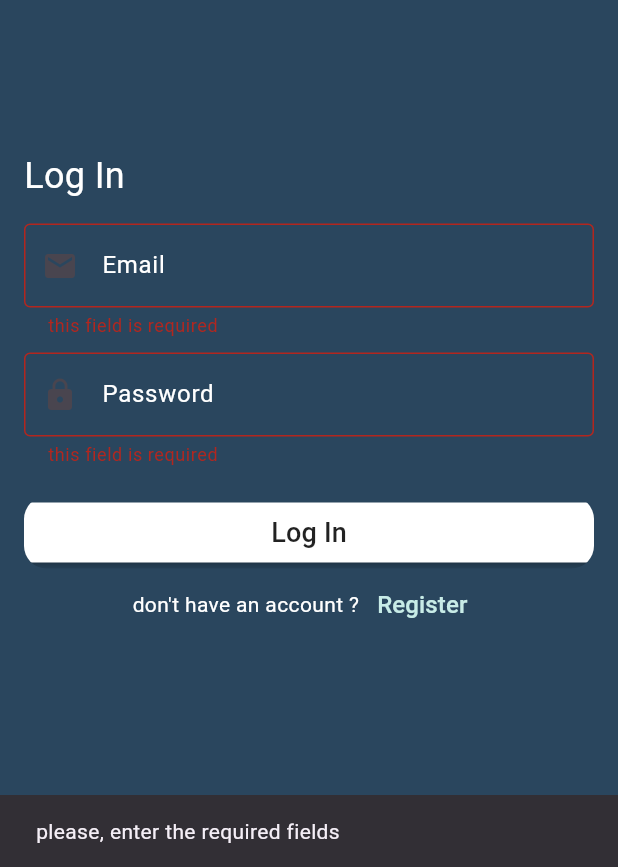
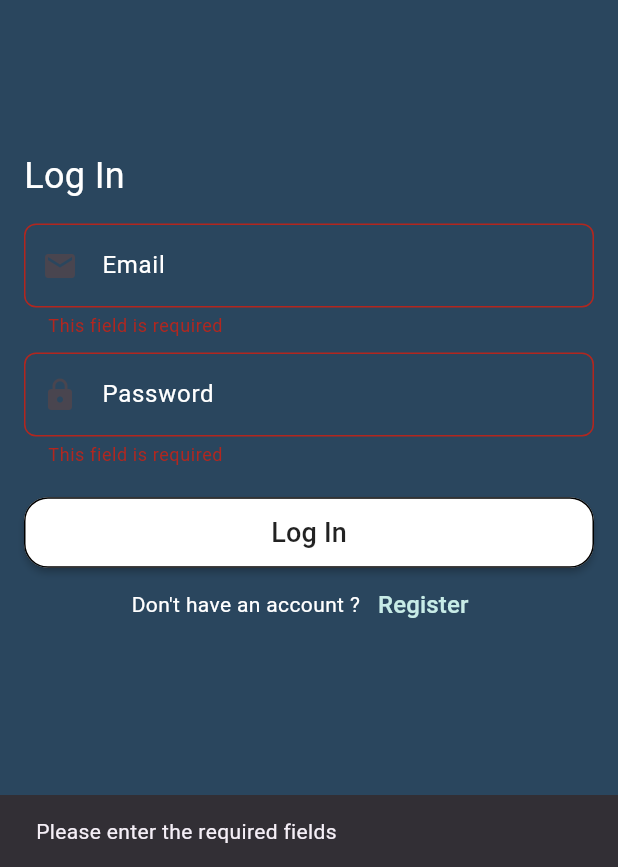
Before and after one commit to AhmedGhazala2000/Chat-App, a Flutter app: the screen it shows after launch, after a tap on "Log In", on a phone screen of 412 x 824 dp, the part 369-1236 px from its top. Run offline on Flutter 3.47's test engine with Material 3 defaults, Android fonts, the phone set to English and light mode, and no system bars; drawn by our look-alikes of modal_progress_hud_nsn; our stand-ins replace cloud_firestore, firebase_auth, firebase_core; accounts and stored records are empty.

Commit message:
Refactor the code in files

```diff
--- a/lib/constant.dart
+++ b/lib/constant.dart
@@ -1,6 +1,8 @@
 import 'package:flutter/material.dart';
+
 const Color kPrimaryColor = Color(0xff2A465E);
 const Color kSecondColor = Colors.white;
 const String kCreatedAt = 'createdAt';
 const String kMessage = 'message';
+const String kCollectionMessages = 'messages';
 const String kId = 'id';
--- a/lib/main.dart
+++ b/lib/main.dart
@@ -23,7 +23,7 @@ class ChatApp extends StatelessWidget {
       routes: {
         LogIn.id: (context) => const LogIn(),
         Register.id: (context) => const Register(),
-        ChatPage.id:(context)=>ChatPage(),
+        ChatPage.id: (context) => ChatPage(),
       },
       initialRoute: LogIn.id,
     );
--- a/lib/pages/login_page.dart
+++ b/lib/pages/login_page.dart
@@ -1,11 +1,12 @@
 // ignore_for_file: use_build_context_synchronously
 
+import 'dart:developer';
 import 'package:chat_app/constant.dart';
 import 'package:chat_app/helper/show_snack_bar.dart';
 import 'package:chat_app/pages/chat_page.dart';
 import 'package:chat_app/pages/register_page.dart';
-import 'package:chat_app/widgets/buttons.dart';
-import 'package:chat_app/widgets/text_form_field.dart';
+import 'package:chat_app/widgets/custom_buttons.dart';
+import 'package:chat_app/widgets/custom_text_form_field.dart';
 import 'package:firebase_auth/firebase_auth.dart';
 import 'package:flutter/material.dart';
 import 'package:modal_progress_hud_nsn/modal_progress_hud_nsn.dart';
@@ -19,12 +20,11 @@ class LogIn extends StatefulWidget {
 }
 
 class _LogInState extends State<LogIn> {
-  TextEditingController? emailController = TextEditingController();
-
-  TextEditingController? passwordController = TextEditingController();
-
+  String? email, password;
+  TextEditingController emailController = TextEditingController();
+  TextEditingController passwordController = TextEditingController();
   GlobalKey<FormState> formKey = GlobalKey();
-
+  AutovalidateMode? autoValidateMode = AutovalidateMode.disabled;
   bool isLoading = false;
   String? userId;
 
@@ -38,6 +38,7 @@ class _LogInState extends State<LogIn> {
           padding: const EdgeInsets.symmetric(horizontal: 16),
           child: Form(
             key: formKey,
+            autovalidateMode: autoValidateMode,
             child: ListView(
               children: [
                 const SizedBox(
@@ -71,6 +72,9 @@ class _LogInState extends State<LogIn> {
                 ),
                 CustomTextFormField(
                   controller: emailController,
+                  onSaved: (value) {
+                    email = value;
+                  },
                   text: 'Email',
                   textInputType: TextInputType.emailAddress,
                   preIcon: Icons.email,
@@ -80,6 +84,9 @@ class _LogInState extends State<LogIn> {
                 ),
                 CustomTextFormField(
                   controller: passwordController,
+                  onSaved: (value) {
+                    password = value;
+                  },
                   text: 'Password',
                   textInputType: TextInputType.visiblePassword,
                   preIcon: Icons.lock,
@@ -92,14 +99,16 @@ class _LogInState extends State<LogIn> {
                   text: 'Log In',
                   onPressed: () async {
                     if (formKey.currentState!.validate()) {
+                      formKey.currentState!.save();
                       isLoading = true;
                       setState(() {});
                       try {
                         await userLogIn();
-                        showSnackBar(context, message: 'Successfully');
-                        Navigator.pushNamed(context, ChatPage.id, arguments: userId);
-                        emailController!.clear();
-                        passwordController!.clear();
+                        showSnackBar(context, message: 'Log In Successfully');
+                        Navigator.pushNamed(context, ChatPage.id,
+                            arguments: userId);
+                        emailController.clear();
+                        passwordController.clear();
                       } on FirebaseAuthException catch (e) {
                         if (e.code == 'user-not-found') {
                           showSnackBar(context,
@@ -109,17 +118,21 @@ class _LogInState extends State<LogIn> {
                               message:
                                   'Wrong password provided for that user.');
                         } else {
+                          log(e.toString());
                           showSnackBar(context, message: e.code.toString());
                         }
                       } catch (e) {
+                        log(e.toString());
                         showSnackBar(context,
-                            message: 'there was an error, try later !');
+                            message: 'There was an error, Please try later !');
                       }
                       isLoading = false;
                       setState(() {});
                     } else {
                       showSnackBar(context,
-                          message: 'please, enter the required fields');
+                          message: 'Please enter the required fields');
+                      autoValidateMode = AutovalidateMode.always;
+                      setState(() {});
                     }
                   },
                 ),
@@ -127,7 +140,7 @@ class _LogInState extends State<LogIn> {
                   mainAxisAlignment: MainAxisAlignment.center,
                   children: [
                     const Text(
-                      'don\'t have an account ?',
+                      'Don\'t have an account ?',
                       style: TextStyle(
                         color: Colors.white,
                       ),
@@ -136,8 +149,8 @@ class _LogInState extends State<LogIn> {
                       text: 'Register',
                       onPressed: () {
                         Navigator.pushNamed(context, Register.id);
-                        emailController!.clear();
-                        passwordController!.clear();
+                        emailController.clear();
+                        passwordController.clear();
                       },
                     ),
                   ],
@@ -153,8 +166,8 @@ class _LogInState extends State<LogIn> {
   Future<void> userLogIn() async {
     final UserCredential user =
         await FirebaseAuth.instance.signInWithEmailAndPassword(
-      email: emailController!.text,
-      password: passwordController!.text,
+      email: email!,
+      password: password!,
     );
     userId = user.user!.uid;
   }
--- a/lib/widgets/buttons.dart
+++ b/lib/widgets/custom_buttons.dart
@@ -2,35 +2,30 @@ import 'package:chat_app/constant.dart';
 import 'package:flutter/material.dart';
 
 class CustomMaterialButton extends StatelessWidget {
-  const CustomMaterialButton({
-    super.key,
-    required this.text,
-    this .onPressed
-  });
+  const CustomMaterialButton({super.key, required this.text, this.onPressed});
 
   final String text;
   final VoidCallback? onPressed;
 
   @override
   Widget build(BuildContext context) {
-    return ClipRRect(
-      borderRadius: BorderRadius.circular(15),
-      child: MaterialButton(
+    return MaterialButton(
+      shape: OutlineInputBorder(borderRadius: BorderRadius.circular(16)),
       minWidth: double.infinity,
       color: kSecondColor,
-        height: 40,
+      height: 47,
       onPressed: onPressed,
       child: Text(
         text,
         style: const TextStyle(fontSize: 18),
-        ),
       ),
     );
   }
 }
 
 class CustomTextButton extends StatelessWidget {
-  const CustomTextButton({super.key,
+  const CustomTextButton({
+    super.key,
     required this.text,
     required this.onPressed,
   });
--- /dev/null
+++ b/lib/widgets/custom_text_form_field.dart
@@ -0,0 +1,52 @@
+import 'package:chat_app/constant.dart';
+import 'package:flutter/material.dart';
+
+class CustomTextFormField extends StatelessWidget {
+  const CustomTextFormField(
+      {super.key,
+      required this.text,
+      this.textInputType,
+      required this.preIcon,
+      this.obscureText = false,
+      this.onSaved,
+      this.controller});
+
+  final String text;
+  final TextInputType? textInputType;
+  final IconData preIcon;
+  final bool obscureText;
+  final void Function(String?)? onSaved;
+  final TextEditingController? controller;
+
+  @override
+  Widget build(BuildContext context) {
+    return TextFormField(
+      controller: controller,
+      validator: (text) {
+        if (text!.isEmpty) {
+          return 'This field is required';
+        }
+        return null;
+      },
+      onSaved: onSaved,
+      obscureText: obscureText,
+      keyboardType: textInputType,
+      decoration: InputDecoration(
+        prefixIcon: Icon(preIcon),
+        hintText: text,
+        hintStyle: const TextStyle(color: kSecondColor),
+        border: customBorder(color: kSecondColor),
+        enabledBorder: customBorder(color: kSecondColor),
+      ),
+    );
+  }
+
+  InputBorder? customBorder({required Color color}) {
+    return OutlineInputBorder(
+      borderRadius: BorderRadius.circular(8),
+      borderSide: BorderSide(
+        color: color,
+      ),
+    );
+  }
+}
--- a/lib/widgets/text_form_field.dart
+++ /dev/null
@@ -1,49 +0,0 @@
-import 'package:chat_app/constant.dart';
-import 'package:flutter/material.dart';
-
-class CustomTextFormField extends StatelessWidget {
-  const CustomTextFormField({
-    super.key,
-    required this.text,
-    required this.textInputType,
-    required this.preIcon,
-    this.obscureText = false,
-    this.controller
-  });
-
-  final String text;
-  final TextInputType textInputType;
-  final IconData preIcon;
-  final bool obscureText;
-  final TextEditingController? controller;
-
-  @override
-  Widget build(BuildContext context) {
-    return TextFormField(
-      validator: (text){
-        if(text!.isEmpty){
-          return 'this field is required';
-        }
-        return null;
-      },
-      controller: controller,
-      obscureText: obscureText,
-      keyboardType: textInputType,
-      decoration: InputDecoration(
-        prefixIcon: Icon(preIcon),
-        hintText: text,
-        hintStyle: const TextStyle(color: kSecondColor),
-        border: const OutlineInputBorder(
-          borderSide: BorderSide(
-            color: kSecondColor,
-          ),
-        ),
-        enabledBorder: const OutlineInputBorder(
-          borderSide: BorderSide(
-            color: kSecondColor,
-          ),
-        ),
-      ),
-    );
-  }
-}
```
Also changed, not shown: lib/models/messages_model.dart (+5 -3 lines), lib/pages/chat_page.dart (+13 -84 lines), lib/pages/register_page.dart (+24 -16 lines), lib/widgets/bubbles_widget.dart (renamed from lib/widgets/bubbles.dart, +34 -33 lines), lib/widgets/chat_page_body.dart (added, +69 -0 lines), lib/widgets/custom_app_bar.dart (added, +36 -0 lines). Lines whose indentation alone changed are shown as unchanged.
